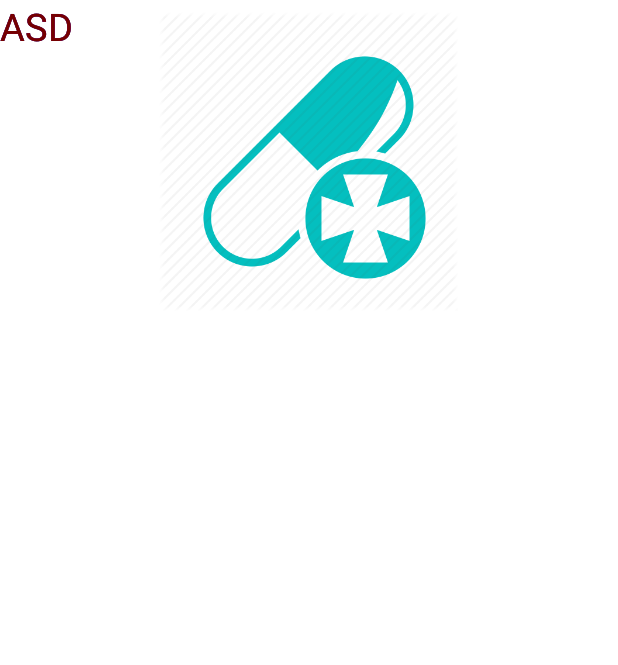
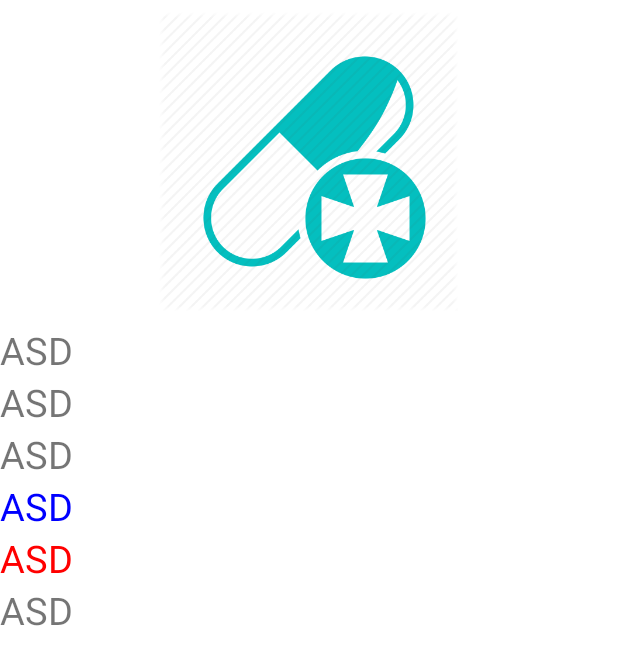
Before and after one commit to P00L/DIMA_2016, an Android app: the layout fragment_drug.xml on its own in the app's theme, with its tools: preview values and no code run, on a phone screen of 412 x 824 dp. Shown: the top 665 px of the screen. Run offline under Robolectric (Android 15) with nearby library versions, the phone set to English and light mode, and no system bars.

Commit message:
linear layout of drug fragment

```diff
--- a/MySampleApp/app/src/main/res/layout/fragment_drug.xml
+++ b/MySampleApp/app/src/main/res/layout/fragment_drug.xml
@@ -4,7 +4,7 @@
     android:layout_width="match_parent"
     android:layout_height="wrap_content">
 
-            <RelativeLayout
+            <LinearLayout
                 android:layout_width="match_parent"
                 android:layout_height="wrap_content"
                 android:orientation="vertical"
@@ -64,5 +64,5 @@
                     android:gravity="left"
                     android:text="ASD" />
 
-            </RelativeLayout>
+            </LinearLayout>
 </ScrollView>
```
